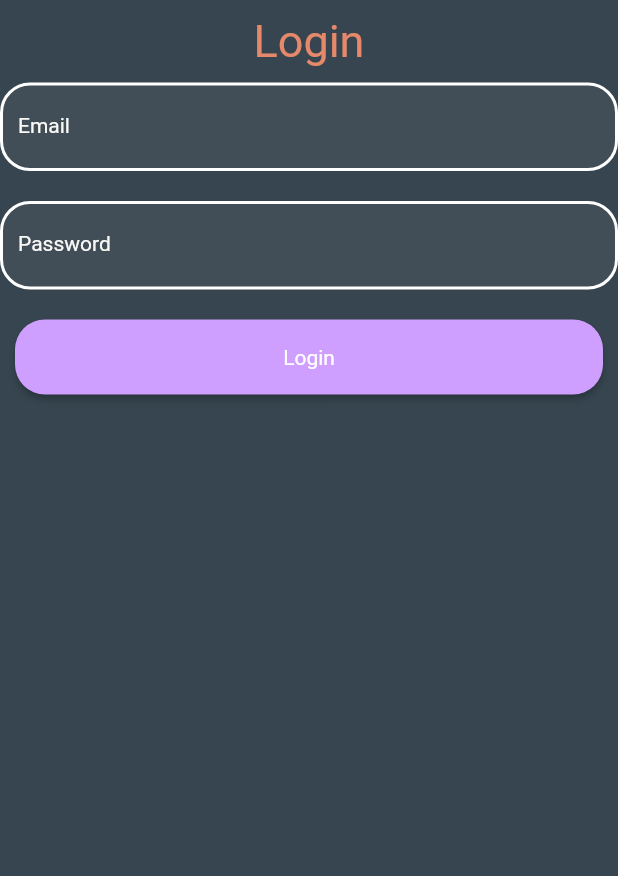
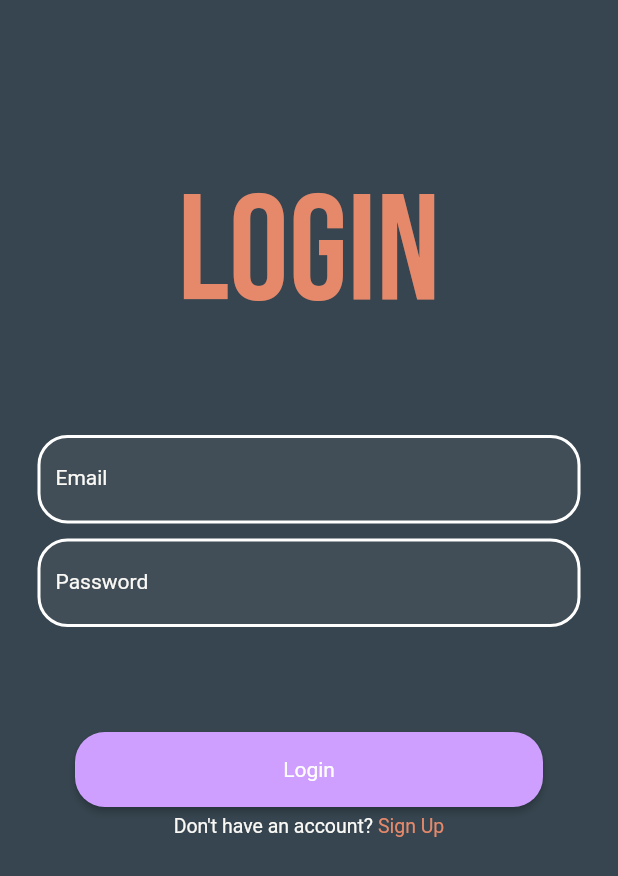
Before and after one commit to NelsonNgo0/winton_app, a Flutter app: the screen it shows after launch, after a tap on "Login", on a phone screen of 412 x 824 dp. Shown: the top 876 px of the screen. Run offline on Flutter 3.47's test engine with Material 2 defaults, Android fonts, the light colour scheme and no system bars; our stand-ins replace cloud_firestore, firebase_auth, firebase_core, fluttertoast, google_fonts; accounts and stored records are empty; Roboto replaces fonts that are missing (Satoshi).

Commit message:
Massive revamp to front end of login/rego/landing
Landing: Background, spacing
Login: Spacing, fonts, sign up redirect
Rego: spacing, login redirect

```diff
--- a/lib/screens/landing.dart
+++ b/lib/screens/landing.dart
@@ -1,3 +1,5 @@
+// ignore_for_file: prefer_const_constructors
+// ignore_for_file: depend_on_referebced_packages
 import 'dart:async';
 
 import 'package:flutter/material.dart';
@@ -14,8 +16,6 @@ class LandingWidgetPage extends StatefulWidget {
   @override
   State<LandingWidgetPage> createState() => LandingPage();
 }
-
-
 
 class LandingPage extends State<LandingWidgetPage> {
      //Auto login function
@@ -37,17 +37,14 @@ class LandingPage extends State<LandingWidgetPage> {
 
   @override
   Widget build(BuildContext context) {
-    return Column(
-
+    return Scaffold(
+      body: Center(
+        child: Column(
           children: <Widget>[
-
             Padding(
-
-          padding: const EdgeInsets.fromLTRB(10, 100, 10, 10),
-
+              padding: const EdgeInsets.fromLTRB(10, 200, 10, 10),
               child: Center(
-            child: Container(
-
+                child: SizedBox(
                   width: 300,
                   height: 300,
                   child: Icon(Icons.add_location_rounded, size: 100, color: COLOR_PRIMARY),
@@ -55,57 +52,47 @@ class LandingPage extends State<LandingWidgetPage> {
               )
             ),
 
-        Vertical_Spacer(100),
+            Vertical_Spacer(175),
 
             Padding(
               padding: const EdgeInsets.all(10),
 
               child: Row(
+                mainAxisAlignment: MainAxisAlignment.center,
                 children: <Widget>[
-              ElevatedButton(
+
+                  Horizontal_Spacer(25),
+
+                  Expanded (
+                    child: Center(
+                      child: ElevatedButton(
                         child: const Text('Login'),
                         onPressed: () {
                           Navigator.pushNamed(context, '/Login');
                         },
+                      )
+                    )
                   ),
 
-              ElevatedButton(
+                  Expanded (
+                    child: Center(
+                      child: ElevatedButton(
                         child: const Text('Sign Up'),
                         onPressed: () {
                           Navigator.pushNamed(context, '/Rego');
                         },
                       )
-            ],
-            mainAxisAlignment: MainAxisAlignment.center
+                    )
+                  ),
+
+                  Horizontal_Spacer(25),
+
+                ]
               ),
             ),
           ],
+        ),
+      ),
     );
   }
 }
-
-
-// For auto login - will need to implement. Im guessing it just checks the Firebase Auth instance and
-// that keeps track of if the user logs out so when we pull the authStateChanges and it comes back
-// with information then it pushes the user straight to the user page
-// and if not then we push to login
-// hopefully the snapshot has the account id and everything set up.
-//class MainPage extends StatelessWidget {
-//  const MainPage({Key? key}) : super({key: key});
-//
-//  @override
-//  Widget build(BuildContext context) {
-//    return Scaffold(
-//      body: StreamBuilder<User?>(
-//        stream: FirebaseAuth.instance.authStateChanges(),
-//        builder: (context, snapshot) {
-//          if (snapshot.hasData) {
-//            return UserWidgetPage();
-//          } else {
-//            return LoginWidgetPage();
-//          }
-//    }
-//   )
-//  )
-// }
-//}
--- a/lib/screens/login.dart
+++ b/lib/screens/login.dart
@@ -1,4 +1,5 @@
 import 'package:flutter/material.dart';
+import 'package:google_fonts/google_fonts.dart';
 import 'package:winton/themes/custom_theme.dart';
 import 'package:winton/widgets/helper_widgets.dart';
 import 'package:firebase_auth/firebase_auth.dart';
@@ -57,19 +58,26 @@ try {
       color: COLOR_BACKGROUND,
       child: ListView(
         children: <Widget>[
+
+          Vertical_Spacer(100),
+
           Container(
             alignment: Alignment.center,
             padding: const EdgeInsets.all(10),
-            child: const Text(
+            child: Text(
               'Login',
-              style: TextStyle(
-                fontSize: 30,
-                color: COLOR_PRIMARY
-              )
+              style: GoogleFonts.bebasNeue(
+                fontSize: 100,
+                color: COLOR_PRIMARY,
+              ),
             ),
           ),
 
+          Vertical_Spacer(50),
+
           Container(
+            padding: const EdgeInsets.fromLTRB(25, 0, 25, 0),
+
             child: TextField(
               controller: usernameController,
               decoration: InputDecoration(
@@ -78,9 +86,11 @@ try {
             ),
           ),
 
-          Vertical_Spacer(20),
+          Vertical_Spacer(10),
 
           Container(
+            padding: const EdgeInsets.fromLTRB(25, 0, 25, 0),
+
             child: TextField(
               controller: passwordController,
               obscureText: true,
@@ -90,18 +100,53 @@ try {
             ),
           ),
 
-          Vertical_Spacer(20),
+          Vertical_Spacer(70),
 
           Container(
             height: 50,
-            padding: const EdgeInsets.fromLTRB(10, 0, 10, 0),
+            padding: const EdgeInsets.fromLTRB(50, 0, 50, 0),
             child: ElevatedButton(
               child: const Text('Login'),
               onPressed: () {
                 log_In();
               },
             )
-          )
+          ),
+
+          Vertical_Spacer(5),
+
+          Container(
+            child: Center(
+              child: Row(
+                mainAxisAlignment: MainAxisAlignment.center,
+                children: <Widget>[
+
+                  Text(
+                    "Don't have an account? ",
+                    style: TextStyle(
+                      fontFamily: 'Satoshi',
+                      fontSize: 13,
+                      color: COLOR_TEXT,
+                    ),
+                  ),
+
+                  InkWell(
+                    child: Text(
+                      'Sign Up',
+                      style: TextStyle(
+                        fontFamily: 'Satoshi',
+                        fontSize: 13,
+                        color: COLOR_PRIMARY,
+                      ),
+                    ),
+                    onTap: () {
+                      Navigator.pushNamed(context, '/Rego');
+                    },
+                  )
+                ]
+              ),
+            ),
+          ),
         ],
       )
     );
--- a/lib/screens/userpage.dart
+++ b/lib/screens/userpage.dart
@@ -23,9 +23,6 @@ class UserPage extends State<UserWidgetPage> {
     }
   }
 
-
-
-
   @override
   Widget build(BuildContext context) {
     return Scaffold(
--- a/lib/themes/custom_theme.dart
+++ b/lib/themes/custom_theme.dart
@@ -70,5 +70,4 @@ ThemeData lightTheme = ThemeData(
 
 ThemeData darkTheme = ThemeData(
   brightness: Brightness.dark
-
 );
```
Also changed, not shown: lib/screens/registration.dart (+40 -5 lines). Lines whose indentation alone changed are shown as unchanged.
